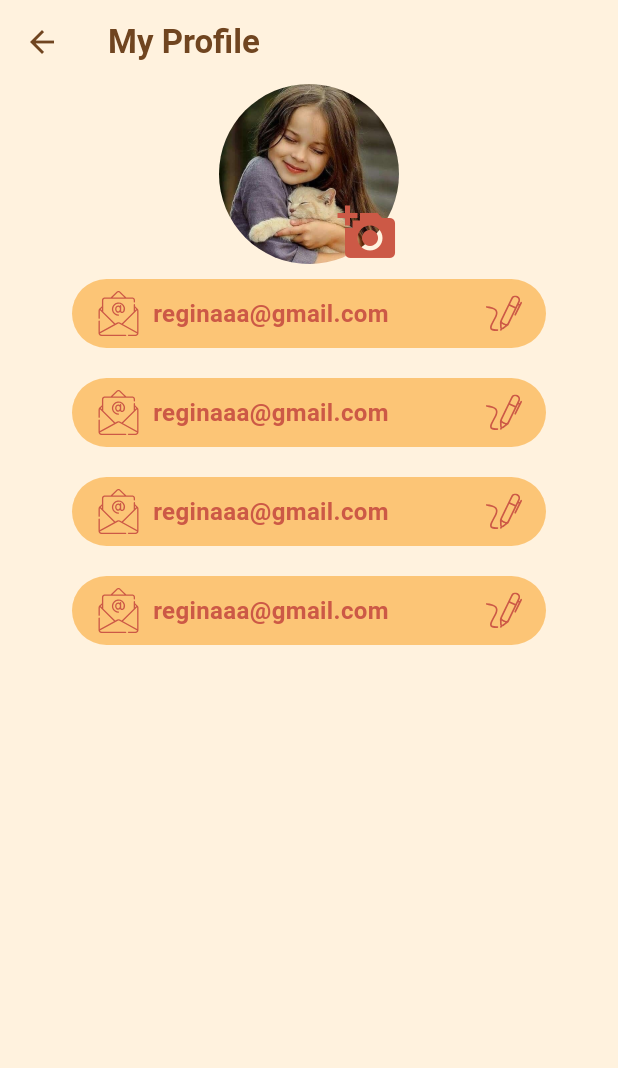
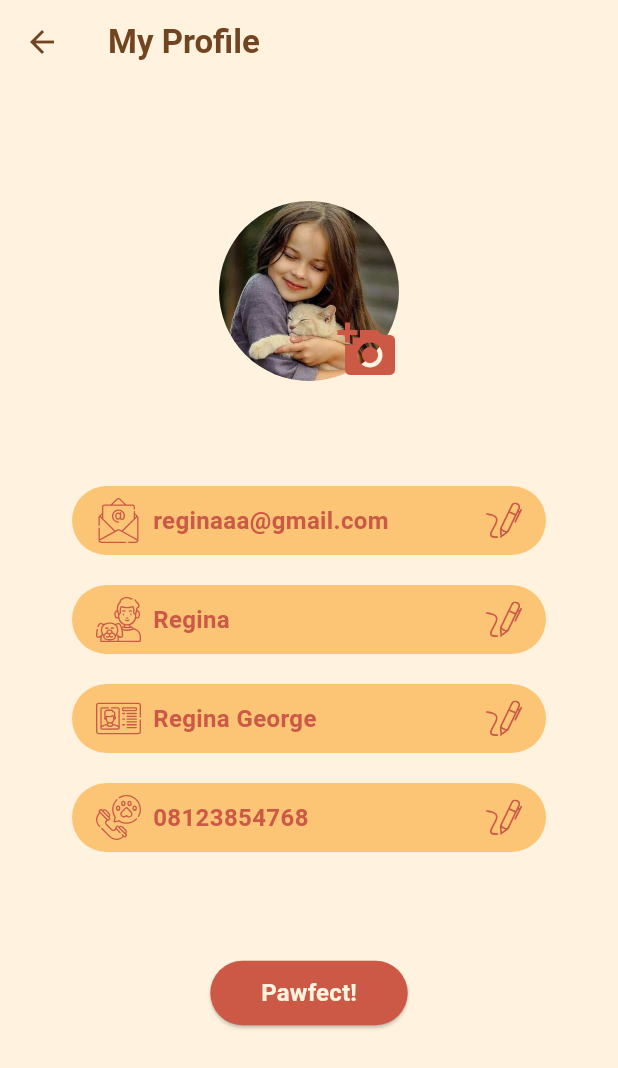
Before and after one commit to nanadj33/pawfectly-fe, a Flutter app: the UserProfile screen opened directly, on a phone screen of 412 x 824 dp. Shown: the top 1068 px of the screen. Run offline on Flutter 3.47's test engine with Material 3 defaults, Android fonts, the phone set to English and light mode, and no system bars; our stand-ins replace datetime_picker_formfield_new, device_info_plus, dio, flutter_svg, get, google_fonts and 1 more; missing offline and left inert: comment_box; project files that could hold a hidden picture were left out.

Commit message:
gabrielle updated some features

```diff
--- a/lib/main.dart
+++ b/lib/main.dart
@@ -21,6 +21,6 @@ class MyApp extends StatelessWidget {
           Theme.of(context).textTheme,
         ),
       ),
-      home: PetListPage());
+      home: OnboardingPage());
   }
 }
--- a/lib/pages/userprofile.dart
+++ b/lib/pages/userprofile.dart
@@ -1,5 +1,5 @@
 import 'package:flutter/material.dart';
-import 'package:flutter_svg/svg.dart';
+import 'package:pawfectly/widgets/info_container.dart';
 
 class UserProfile extends StatefulWidget {
   const UserProfile({super.key});
@@ -14,17 +14,24 @@ class _UserProfileState extends State<UserProfile> {
     return Scaffold(
       backgroundColor: Color(0xffFFF2DE),
       appBar: AppBar(
-        leading: InkWell(onTap: (){
+        leading: InkWell(
+          onTap: () {
             Navigator.pop(context);
           },
-        child: Icon(Icons.arrow_back, color: Color(0xff704520),)),
-        title: Text("My Profile",style: TextStyle(color: Color(0xff704520), fontWeight: FontWeight.w600),),
-        backgroundColor: Color(0xffFFF2DE)
+          child: Icon(Icons.arrow_back, color: Color(0xff704520)),
+        ),
+        title: Text(
+          "My Profile",
+          style: TextStyle(color: Color(0xff704520), fontWeight: FontWeight.w600),
+        ),
+        backgroundColor: Color(0xffFFF2DE),
       ),
       body: Center(
         child: Padding(
-          padding: const EdgeInsets.symmetric(horizontal:40.0),
+          padding: const EdgeInsets.symmetric(horizontal: 40.0),
+          child: Center(
             child: Column(
+              mainAxisAlignment: MainAxisAlignment.center, // Center content vertically
               children: [
                 Stack(
                   children: [
@@ -34,138 +41,53 @@ class _UserProfileState extends State<UserProfile> {
                         width: 120,
                       ),
                     ),
-                  Positioned(bottom: 1, right: 1,child: Icon(Icons.add_a_photo, size: 40, color: Color(0xffCC5946),))
+                    Positioned(
+                      bottom: 1,
+                      right: 1,
+                      child: Icon(
+                        Icons.add_a_photo,
+                        size: 40,
+                        color: Color(0xffCC5946),
+                      ),
+                    )
                   ],
                 ),
 
                 Padding(
-                padding: const EdgeInsets.symmetric(horizontal:8.0),
+                  padding: const EdgeInsets.symmetric(horizontal: 8.0, vertical: 60),
                   child: Center(
                     child: Column(
                       children: [
-                      Container(
-                        margin: EdgeInsets.symmetric(vertical: 10),
-                        decoration: BoxDecoration(
-                          borderRadius: BorderRadius.circular(25),
-                          color: Color(0xffFCC576)
+                        buildInfoContainer("assets/email.svg", "reginaaa@gmail.com"),
+                        buildInfoContainer("assets/username.svg", "Regina"),
+                        buildInfoContainer("assets/id-card.svg", "Regina George"),
+                        buildInfoContainer("assets/telephone-call.svg", "08123854768"),
+                        SizedBox(height: 60),
+                        ElevatedButton(
+                          style: ElevatedButton.styleFrom(
+                            primary: Color(0xffCC5946),
                           ),
+                          onPressed: (){
+                            Navigator.pop(context);
+                          },
                           child: Padding(
-                          padding: const EdgeInsets.symmetric(vertical: 8.0, horizontal: 16),
-                          child: Row(
-                            mainAxisAlignment: MainAxisAlignment.spaceBetween,
-                            children: [
-                              Row(
-                                children: [
-                                  SvgPicture.asset("assets/email.svg", width: 30, color: Color(0xffCC5946),),
-                                  Padding(
-                                    padding: const EdgeInsets.only(left: 8.0),
-                                    child: Text("reginaaa@gmail.com", style: TextStyle(fontSize: 16, color: Color(0xffCC5946), fontWeight: FontWeight.w600),),
-                                  )
-                                ],
-                              ),
-                              SvgPicture.asset("assets/pen.svg",
-                              width: 24,)
-
-                            ],
-                          ),
-                        ),
-                      ),
-
-                      Container(
-                        margin: EdgeInsets.symmetric(vertical: 10),
-                        decoration: BoxDecoration(
-                          borderRadius: BorderRadius.circular(25),
-                          color: Color(0xffFCC576)
-                        ),
-                        child: Padding(
-                          padding: const EdgeInsets.symmetric(vertical: 8.0, horizontal: 16),
-                          child: Row(
-                            mainAxisAlignment: MainAxisAlignment.spaceBetween,
-                            children: [
-                              Row(
-                                children: [
-                                  SvgPicture.asset("assets/email.svg", width: 30, color: Color(0xffCC5946),),
-                                  Padding(
-                                    padding: const EdgeInsets.only(left: 8.0),
-                                    child: Text("reginaaa@gmail.com", style: TextStyle(fontSize: 16, color: Color(0xffCC5946), fontWeight: FontWeight.w600),),
-                                  )
-                                ],
-                              ),
-                              SvgPicture.asset("assets/pen.svg",
-                              width: 24,)
-
-                            ],
-                          ),
-                        ),
-                      ),
-
-                      Container(
-                        margin: EdgeInsets.symmetric(vertical: 10),
-                        decoration: BoxDecoration(
-                          borderRadius: BorderRadius.circular(25),
-                          color: Color(0xffFCC576)
-                        ),
-                        child: Padding(
-                          padding: const EdgeInsets.symmetric(vertical: 8.0, horizontal: 16),
-                          child: Row(
-                            mainAxisAlignment: MainAxisAlignment.spaceBetween,
-                            children: [
-                              Row(
-                                children: [
-                                  SvgPicture.asset("assets/email.svg", width: 30, color: Color(0xffCC5946),),
-                                  Padding(
-                                    padding: const EdgeInsets.only(left: 8.0),
-                                    child: Text("reginaaa@gmail.com", style: TextStyle(fontSize: 16, color: Color(0xffCC5946), fontWeight: FontWeight.w600),),
-                                  )
-                                ],
-                              ),
-                              SvgPicture.asset("assets/pen.svg",
-                              width: 24,)
-
-                            ],
-                          ),
-                        ),
-                      ),
-
-                      Container(
-                        margin: EdgeInsets.symmetric(vertical: 10),
-                        decoration: BoxDecoration(
-                          borderRadius: BorderRadius.circular(25),
-                          color: Color(0xffFCC576)
-                        ),
-                        child: Padding(
-                          padding: const EdgeInsets.symmetric(vertical: 8.0, horizontal: 16),
-                          child: Row(
-                            mainAxisAlignment: MainAxisAlignment.spaceBetween,
-                            children: [
-                              Row(
-                                children: [
-                                  SvgPicture.asset("assets/email.svg", width: 30, color: Color(0xffCC5946),),
-                                  Padding(
-                                    padding: const EdgeInsets.only(left: 8.0),
-                                    child: Text("reginaaa@gmail.com", style: TextStyle(fontSize: 16, color: Color(0xffCC5946), fontWeight: FontWeight.w600),),
-                                  )
-                                ],
-                              ),
-                              SvgPicture.asset("assets/pen.svg",
-                              width: 24,)
-
-                            ],
-                          ),
-                        ),
-                      ),
-
-
+                            padding: const EdgeInsets.all(10.0),
+                            child: Text("Pawfect!",
+                            style: TextStyle(
+                              fontSize: 16,
+                              fontWeight: FontWeight.w600,
+                              color: Color(0xffFFF2DE)
+                            ),),
+                          ))
                       ],
                     ),
                   ),
                 )
-
               ],
+            ),
           ),
         ),
       ),
     );
   }
-
 }
--- /dev/null
+++ b/lib/widgets/info_container.dart
@@ -0,0 +1,40 @@
+import 'package:flutter/material.dart';
+import 'package:flutter_svg/flutter_svg.dart';
+
+Widget buildInfoContainer(String iconPath, String text) {
+    return Container(
+      margin: EdgeInsets.symmetric(vertical: 10),
+      decoration: BoxDecoration(
+        borderRadius: BorderRadius.circular(25),
+        color: Color(0xffFCC576),
+      ),
+      child: Padding(
+        padding: const EdgeInsets.symmetric(vertical: 8.0, horizontal: 16),
+        child: Row(
+          mainAxisAlignment: MainAxisAlignment.spaceBetween,
+          children: [
+            Row(
+              children: [
+                SvgPicture.asset(
+                  iconPath,
+                  width: 30,
+                  color: Color(0xffCC5946),
+                ),
+                Padding(
+                  padding: const EdgeInsets.only(left: 8.0),
+                  child: Text(
+                    text,
+                    style: TextStyle(fontSize: 16, color: Color(0xffCC5946), fontWeight: FontWeight.w600),
+                  ),
+                )
+              ],
+            ),
+            SvgPicture.asset(
+              "assets/pen.svg",
+              width: 24,
+            )
+          ],
+        ),
+      ),
+    );
+  }
```
Also changed, not shown: lib/pages/addDiscussion.dart (added, +203 -0 lines), lib/pages/forumpage.dart (+7 -1 lines), lib/widgets/tagformfield.dart (added, +22 -0 lines). Lines whose indentation alone changed are shown as unchanged.
